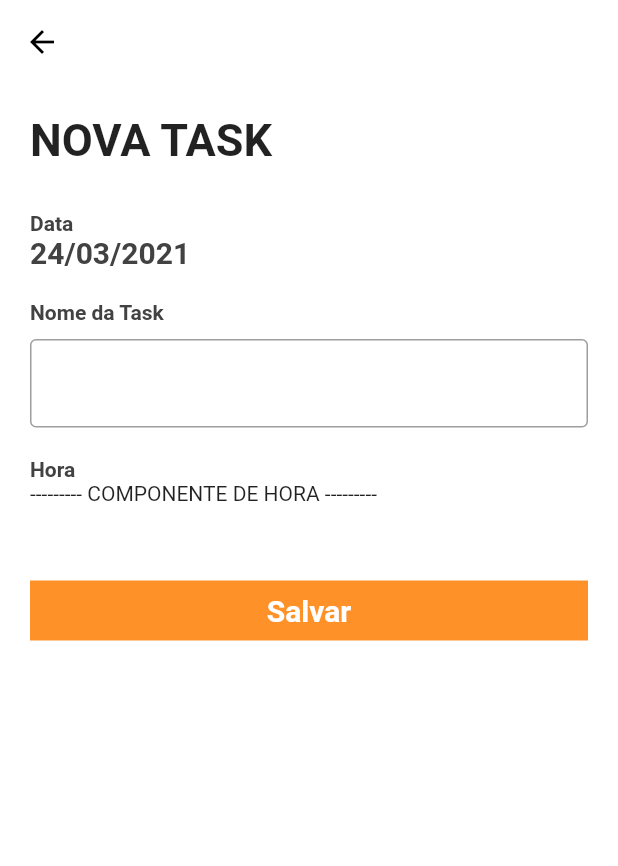
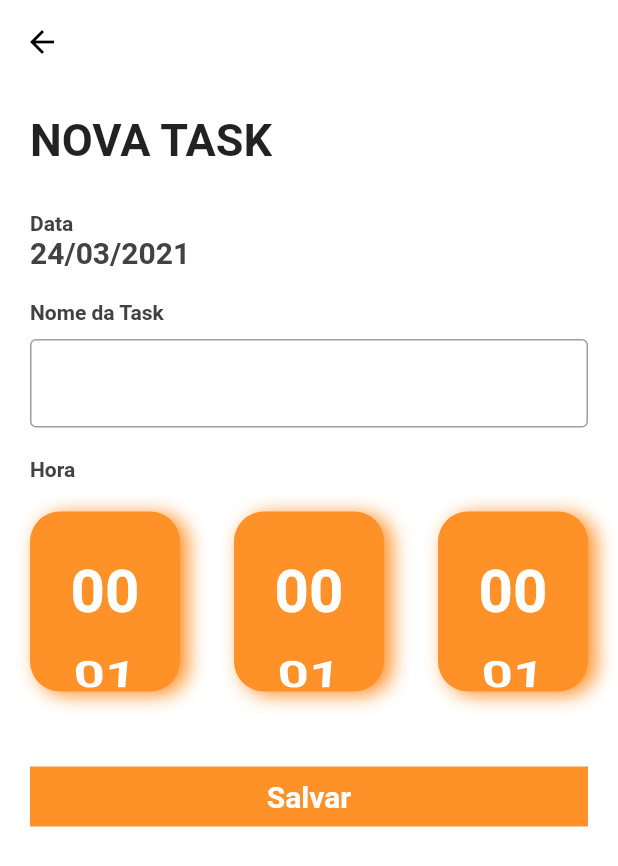
Before and after one commit to lucascarlosj/todo_app, a Flutter app: the screen it shows after launch, after a tap on the "add circle" icon, on a phone screen of 412 x 824 dp. Shown: the top 866 px of the screen. Run offline on Flutter 3.47's test engine with Material 2 defaults, Android fonts, the phone set to English and light mode, and no system bars; our stand-ins replace google_fonts, sqflite, synchronized; missing offline and left inert: ff_navigation_bar; accounts and stored records are empty.

Commit message:
Implementação dos filtro e adicionar task

```diff
--- a/lib/app/database/database_adm_connection.dart
+++ b/lib/app/database/database_adm_connection.dart
@@ -2,7 +2,6 @@ import 'package:flutter/material.dart';
 import 'package:todo_app/app/database/connection.dart';
 
 class DatabaseAdmConnection with WidgetsBindingObserver{
-
 
   @override
   void didChangeAppLifecycleState(AppLifecycleState state) {
--- a/lib/app/modules/home/home_controller.dart
+++ b/lib/app/modules/home/home_controller.dart
@@ -1,16 +1,99 @@
 import 'package:flutter/cupertino.dart';
+import 'package:flutter/material.dart';
+import 'package:intl/intl.dart';
+import 'package:todo_app/app/models/todo_model.dart';
 import 'package:todo_app/app/repositories/todos_repositorys.dart';
+import 'package:collection/collection.dart';
 
-class HomeController extends ChangeNotifier{
+class HomeController extends ChangeNotifier {
+  int selectedTab = 1;
+  var dateFormart = DateFormat('dd/MM/yyyy');
+  DateTime daySelected;
+  DateTime startFilter;
+  DateTime endFilter;
+  Map<String, List<TodoModel>> listTodos;
 
-  int selectedTab = 1;
   final TodosRepository repository;
-  HomeController({@required this.repository});
+  HomeController({@required this.repository}) {
+    findAllForWeek();
+  }
 
+  Future<void> findAllForWeek() async {
+    daySelected = DateTime.now();
+    startFilter = DateTime.now();
 
-  void changeSelectedTab(index){
+    if (startFilter.weekday != DateTime.monday) {
+      startFilter =
+          startFilter.subtract(Duration(days: startFilter.weekday - 1));
+    }
+    endFilter = startFilter.add(Duration(days: 6));
+
+    var todos = await repository.findByPeriod(startFilter, endFilter);
+
+    if (todos.isEmpty) {
+      listTodos = {dateFormart.format(DateTime.now()): []};
+    } else {
+      listTodos =
+          groupBy(todos, (TodoModel todo) => dateFormart.format(todo.dataHora));
+    }
+    this.notifyListeners();
+  }
+
+  Future<void> changeSelectedTab(BuildContext context, index) async {
     selectedTab = index;
+    switch (index) {
+      case 0:
+        filterFinalized();
+        break;
+      case 1:
+        findAllForWeek();
+        break;
+      case 2:
+        daySelected = await showDatePicker(
+          context: context,
+          initialDate: daySelected,
+          firstDate: DateTime.now().subtract(
+            Duration(
+              days: (360*3),
+            ),
+          ),
+          lastDate: DateTime.now().add(
+            Duration(
+              days: (360*10),
+            ),
+          ),
+        );
+        findTodosBySelectedDays();
+        break;
+    }
     notifyListeners();
   }
 
+  void checkOrUncheck(TodoModel todo) {
+    todo.finalizado = !todo.finalizado;
+    this.notifyListeners();
+    repository.checkOrUncheckTodo(todo);
+  }
+
+  void filterFinalized() {
+    listTodos = listTodos.map((key, value) {
+      var todosFinalized = value.where((t) => t.finalizado).toList();
+      return MapEntry(key, todosFinalized);
+    });
+    this.notifyListeners();
+  }
+
+  Future<void> findTodosBySelectedDays() async {
+    var todos = await repository.findByPeriod(daySelected, daySelected);
+
+    if (todos.isEmpty) {
+      listTodos = {dateFormart.format(DateTime.now()): []};
+    } else {
+      listTodos =
+          groupBy(todos, (TodoModel todo) => dateFormart.format(todo.dataHora));
+    }
+    this.notifyListeners();
+
+  }
+
 }
--- a/lib/app/modules/home/home_page.dart
+++ b/lib/app/modules/home/home_page.dart
@@ -1,5 +1,6 @@
 import 'package:ff_navigation_bar/ff_navigation_bar.dart';
 import 'package:flutter/material.dart';
+import 'package:intl/intl.dart';
 import 'package:provider/provider.dart';
 import 'package:todo_app/app/modules/home/home_controller.dart';
 import 'package:todo_app/app/modules/new_task/new_task_page.dart';
@@ -30,7 +31,8 @@ class HomePage extends StatelessWidget {
               selectedItemBackgroundColor: Theme.of(context).primaryColor,
               selectedItemLabelColor: Colors.black,
             ),
-            onSelectTab: (index) => controller.changeSelectedTab(index),
+            onSelectTab: (index) =>
+                controller.changeSelectedTab(context, index),
             items: [
               FFNavigationBarItem(
                 iconData: Icons.check_circle,
@@ -50,8 +52,23 @@ class HomePage extends StatelessWidget {
             width: MediaQuery.of(context).size.width,
             height: MediaQuery.of(context).size.height,
             child: ListView.builder(
-              itemCount: 3,
+              itemCount: controller.listTodos?.keys?.length ?? 0,
               itemBuilder: (_, index) {
+                var dateFormart = DateFormat('dd/MM/yyyy');
+                var listTodos = controller.listTodos;
+                var dayKey = listTodos.keys.elementAt(index);
+                var day = dayKey;
+                var todos = listTodos[dayKey];
+                if (todos.isEmpty && controller.selectedTab == 0) {
+                  return SizedBox.shrink();
+                }
+                var today = DateTime.now();
+                if (dayKey == dateFormart.format(today)) {
+                  day = 'HOJE';
+                } else if (dayKey ==
+                    dateFormart.format(today.add(Duration(days: 1)))) {
+                  day = 'AMANHÃ';
+                }
                 return Column(
                   mainAxisAlignment: MainAxisAlignment.spaceAround,
                   children: [
@@ -62,13 +79,14 @@ class HomePage extends StatelessWidget {
                         children: [
                           Expanded(
                             child: Text(
-                              'Hoje',
+                              day,
                               style: TextStyle(
                                   fontSize: 30, fontWeight: FontWeight.bold),
                             ),
                           ),
                           IconButton(
-                            onPressed: () => Navigator.of(context).pushNamed(NewTaskPage.routerName),
+                            onPressed: () => Navigator.of(context)
+                                .pushNamed(NewTaskPage.routerName),
                             icon: Icon(
                               Icons.add_circle,
                               color: Theme.of(context).primaryColor,
@@ -81,28 +99,33 @@ class HomePage extends StatelessWidget {
                     ListView.builder(
                       shrinkWrap: true,
                       physics: NeverScrollableScrollPhysics(),
-                      itemCount: 4,
+                      itemCount: todos.length,
                       itemBuilder: (_, index) {
+                        var todo = todos[index];
                         return ListTile(
                           leading: Checkbox(
-                            value: false,
-                            onChanged: (bool value) {},
+                            activeColor: Theme.of(context).primaryColor,
+                            value: todo.finalizado,
+                            onChanged: (bool value) =>
+                                controller.checkOrUncheck(todo),
                           ),
                           title: Text(
-                            'Tarefa X',
+                            todo.descricao,
                             style: TextStyle(
                                 fontWeight: FontWeight.bold,
                                 fontSize: 20,
-                                decoration:
-                                    true ? TextDecoration.lineThrough : null),
+                                decoration: todo.finalizado
+                                    ? TextDecoration.lineThrough
+                                    : null),
                           ),
                           trailing: Text(
-                            '18:00',
+                            '${todo.dataHora.hour}:${todo.dataHora.minute}',
                             style: TextStyle(
                                 fontWeight: FontWeight.bold,
                                 fontSize: 20,
-                                decoration:
-                                    true ? TextDecoration.lineThrough : null),
+                                decoration: todo.finalizado
+                                    ? TextDecoration.lineThrough
+                                    : null),
                           ),
                         );
                       },
--- a/lib/app/modules/new_task/new_task_controller.dart
+++ b/lib/app/modules/new_task/new_task_controller.dart
@@ -4,6 +4,6 @@ import 'package:todo_app/app/repositories/todos_repositorys.dart';
 class NewTaskController extends ChangeNotifier {
 
   final TodosRepository repository;
+
   NewTaskController({@required this.repository});
-
 }
--- a/lib/app/modules/new_task/new_task_page.dart
+++ b/lib/app/modules/new_task/new_task_page.dart
@@ -1,6 +1,7 @@
 import 'package:flutter/material.dart';
 import 'package:provider/provider.dart';
 import 'package:todo_app/app/modules/new_task/new_task_controller.dart';
+import 'package:todo_app/app/shared/time_component.dart';
 
 class NewTaskPage extends StatelessWidget {
   static String routerName = '/new';
@@ -66,7 +67,10 @@ class NewTaskPage extends StatelessWidget {
                       style: TextStyle(
                           color: Colors.grey[800], fontWeight: FontWeight.bold),
                     ),
-                    Text('--------- COMPONENTE DE HORA ---------'),
+                    SizedBox(
+                      height: 20,
+                    ),
+                    TimeComponent(),
                     SizedBox(
                       height: 50,
                     ),
@@ -81,7 +85,6 @@ class NewTaskPage extends StatelessWidget {
                           ],
                           color: Theme.of(context).primaryColor,
                         ),
-                        child: Expanded(
                         child: Padding(
                           padding: const EdgeInsets.all(8.0),
                           child: Container(
@@ -98,7 +101,6 @@ class NewTaskPage extends StatelessWidget {
                         ),
                       ),
                     ),
-                    ),
                   ],
                 ),
               ),
--- a/lib/app/repositories/todos_repositorys.dart
+++ b/lib/app/repositories/todos_repositorys.dart
@@ -4,7 +4,7 @@ import 'package:todo_app/app/models/todo_model.dart';
 class TodosRepository {
   Future<List<TodoModel>> findByPeriod(DateTime start, DateTime end) async {
     var startFilter = DateTime(start.year, start.month, start.day, 0, 0, 0);
-    var endFilter = DateTime(end.year, end.month, end.day, 0, 0, 0);
+    var endFilter = DateTime(end.year, end.month, end.day, 23, 59, 59);
 
     var conn = await Connection().instance;
     var result = await conn.rawQuery(
--- a/lib/app/shared/time_component.dart
+++ b/lib/app/shared/time_component.dart
@@ -6,10 +6,62 @@ class TimeComponent extends StatefulWidget {
 }
 
 class _TimeComponentState extends State<TimeComponent> {
+  final List<String> _hours = List.generate(25, (index) => index++)
+      .map((h) => '${h.toString().padLeft(2, '0')}')
+      .toList();
+
+  final List<String> _min = List.generate(61, (index) => index++)
+      .map((h) => '${h.toString().padLeft(2, '0')}')
+      .toList();
+
+    final List<String> _sec = List.generate(61, (index) => index++)
+      .map((h) => '${h.toString().padLeft(2, '0')}')
+      .toList();
+
   @override
   Widget build(BuildContext context) {
+    return Row(
+      mainAxisAlignment: MainAxisAlignment.spaceBetween,
+      children: [
+        _buildBox(_hours),
+        _buildBox(_min),
+        _buildBox(_sec),
+      ],
+    );
+  }
+
+  Widget _buildBox(List<String> options) {
     return Container(
-
+      height: 120,
+      width: 100,
+      decoration: BoxDecoration(
+        color: Theme.of(context).primaryColor,
+        borderRadius: BorderRadius.circular(20),
+        boxShadow: [
+          BoxShadow(
+            spreadRadius: 0,
+            blurRadius: 10,
+            color: Theme.of(context).primaryColor,
+            offset: Offset(5, 2),
+          ),
+        ],
+      ),
+      child: ListWheelScrollView(
+        physics: FixedExtentScrollPhysics(),
+        perspective: 0.008,
+        itemExtent: 60,
+        children: options
+            .map<Text>(
+              (e) => Text(
+                e,
+                style: TextStyle(
+                    color: Colors.white,
+                    fontWeight: FontWeight.bold,
+                    fontSize: 40),
+              ),
+            )
+            .toList(),
+      ),
     );
   }
 }
--- a/lib/main.dart
+++ b/lib/main.dart
@@ -35,7 +35,11 @@ class _AppState extends State<App> {
 
   Widget build(BuildContext context) {
     return MultiProvider(
-      providers: [Provider(create: (_) => TodosRepository())],
+      providers: [
+        Provider(
+          create: (_) => TodosRepository(),
+        ),
+      ],
       child: MaterialApp(
         debugShowCheckedModeBanner: false,
         title: 'Todo App',
```
Lines whose indentation alone changed are shown as unchanged.
